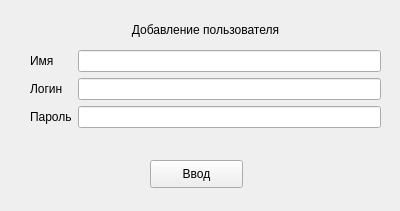
Before: the Qt Designer form add_user.ui in Zakhy1/pyqt-database-app, drawn with Qt 5.
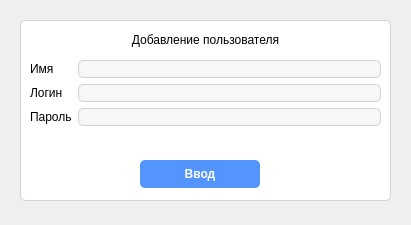
After: the same form once the commit is applied. Icons and pictures are not drawn.

```diff
--- a/add_user.ui
+++ b/add_user.ui
@@ -6,10 +6,22 @@
    <rect>
     <x>0</x>
     <y>0</y>
-    <width>400</width>
-    <height>211</height>
+    <width>411</width>
+    <height>225</height>
    </rect>
   </property>
+  <property name="minimumSize">
+   <size>
+    <width>411</width>
+    <height>225</height>
+   </size>
+  </property>
+  <property name="maximumSize">
+   <size>
+    <width>411</width>
+    <height>225</height>
+   </size>
+  </property>
   <property name="baseSize">
    <size>
     <width>0</width>
@@ -26,53 +38,135 @@
    <property name="geometry">
     <rect>
      <x>30</x>
-     <y>50</y>
+     <y>60</y>
      <width>351</width>
-     <height>82</height>
+     <height>91</height>
     </rect>
    </property>
    <layout class="QFormLayout" name="formLayout">
     <item row="0" column="0">
      <widget class="QLabel" name="label">
+      <property name="font">
+       <font>
+        <family>Microsoft YaHei UI</family>
+        <pointsize>9</pointsize>
+       </font>
+      </property>
       <property name="text">
        <string>Имя</string>
       </property>
      </widget>
     </item>
     <item row="0" column="1">
-     <widget class="QLineEdit" name="lineEdit"/>
-    </item>
-    <item row="2" column="0">
-     <widget class="QLabel" name="label_3">
-      <property name="text">
-       <string>Пароль</string>
+     <widget class="QLineEdit" name="lineEdit">
+      <property name="font">
+       <font>
+        <family>Microsoft YaHei UI</family>
+        <pointsize>9</pointsize>
+       </font>
+      </property>
+      <property name="styleSheet">
+       <string notr="true">background-color: #F6F7F9;
+border: 1px solid #D1D2D4;
+border-radius: 5%;</string>
       </property>
      </widget>
     </item>
     <item row="1" column="0">
      <widget class="QLabel" name="label_2">
+      <property name="font">
+       <font>
+        <family>Microsoft YaHei UI</family>
+        <pointsize>9</pointsize>
+       </font>
+      </property>
       <property name="text">
        <string>Логин</string>
       </property>
      </widget>
     </item>
     <item row="1" column="1">
-     <widget class="QLineEdit" name="lineEdit_2"/>
+     <widget class="QLineEdit" name="lineEdit_2">
+      <property name="font">
+       <font>
+        <family>Microsoft YaHei UI</family>
+        <pointsize>9</pointsize>
+       </font>
+      </property>
+      <property name="styleSheet">
+       <string notr="true">background-color: #F6F7F9;
+border: 1px solid #D1D2D4;
+border-radius: 5%;</string>
+      </property>
+     </widget>
+    </item>
+    <item row="2" column="0">
+     <widget class="QLabel" name="label_3">
+      <property name="font">
+       <font>
+        <family>Microsoft YaHei UI</family>
+        <pointsize>9</pointsize>
+       </font>
+      </property>
+      <property name="text">
+       <string>Пароль</string>
+      </property>
+     </widget>
     </item>
     <item row="2" column="1">
-     <widget class="QLineEdit" name="lineEdit_3"/>
+     <widget class="QLineEdit" name="lineEdit_3">
+      <property name="font">
+       <font>
+        <family>Microsoft YaHei UI</family>
+        <pointsize>9</pointsize>
+       </font>
+      </property>
+      <property name="styleSheet">
+       <string notr="true">background-color: #F6F7F9;
+border: 1px solid #D1D2D4;
+border-radius: 5%;</string>
+      </property>
+     </widget>
     </item>
    </layout>
   </widget>
   <widget class="QPushButton" name="pushButton">
    <property name="geometry">
     <rect>
-     <x>150</x>
+     <x>140</x>
      <y>160</y>
-     <width>93</width>
+     <width>120</width>
      <height>28</height>
     </rect>
    </property>
+   <property name="minimumSize">
+    <size>
+     <width>120</width>
+     <height>28</height>
+    </size>
+   </property>
+   <property name="maximumSize">
+    <size>
+     <width>120</width>
+     <height>28</height>
+    </size>
+   </property>
+   <property name="font">
+    <font>
+     <family>Microsoft YaHei UI</family>
+     <pointsize>9</pointsize>
+     <weight>75</weight>
+     <bold>true</bold>
+    </font>
+   </property>
+   <property name="cursor">
+    <cursorShape>PointingHandCursor</cursorShape>
+   </property>
+   <property name="styleSheet">
+    <string notr="true">border-radius: 5%;
+background-color: #5394FD;
+color: white;</string>
+   </property>
    <property name="text">
     <string>Ввод</string>
    </property>
@@ -80,12 +174,18 @@
   <widget class="QLabel" name="label_4">
    <property name="geometry">
     <rect>
-     <x>40</x>
-     <y>20</y>
-     <width>331</width>
+     <x>20</x>
+     <y>30</y>
+     <width>371</width>
      <height>20</height>
     </rect>
    </property>
+   <property name="font">
+    <font>
+     <family>Microsoft YaHei UI</family>
+     <pointsize>9</pointsize>
+    </font>
+   </property>
    <property name="layoutDirection">
     <enum>Qt::LeftToRight</enum>
    </property>
@@ -99,6 +199,51 @@
     <set>Qt::AlignCenter</set>
    </property>
   </widget>
+  <widget class="QFrame" name="frame">
+   <property name="geometry">
+    <rect>
+     <x>20</x>
+     <y>20</y>
+     <width>371</width>
+     <height>181</height>
+    </rect>
+   </property>
+   <property name="styleSheet">
+    <string notr="true">background-color: white;
+border-radius: 5%;
+border: 1px solid #D1D2D4</string>
+   </property>
+   <property name="frameShape">
+    <enum>QFrame::StyledPanel</enum>
+   </property>
+   <property name="frameShadow">
+    <enum>QFrame::Raised</enum>
+   </property>
+  </widget>
+  <widget class="QFrame" name="frame_2">
+   <property name="geometry">
+    <rect>
+     <x>-10</x>
+     <y>-10</y>
+     <width>431</width>
+     <height>241</height>
+    </rect>
+   </property>
+   <property name="styleSheet">
+    <string notr="true">background-image: url(:/backs/back-image.png);</string>
+   </property>
+   <property name="frameShape">
+    <enum>QFrame::StyledPanel</enum>
+   </property>
+   <property name="frameShadow">
+    <enum>QFrame::Raised</enum>
+   </property>
+  </widget>
+  <zorder>frame_2</zorder>
+  <zorder>frame</zorder>
+  <zorder>formLayoutWidget</zorder>
+  <zorder>pushButton</zorder>
+  <zorder>label_4</zorder>
  </widget>
  <resources/>
  <connections/>
```
Left out of the diff: 4 changed lines with no effect on the pictures.
